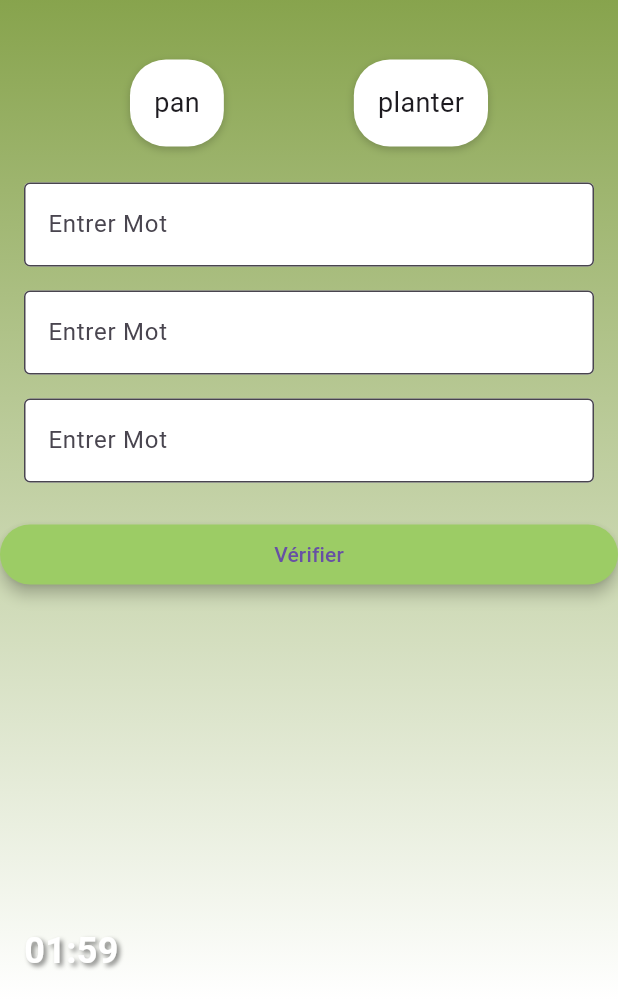
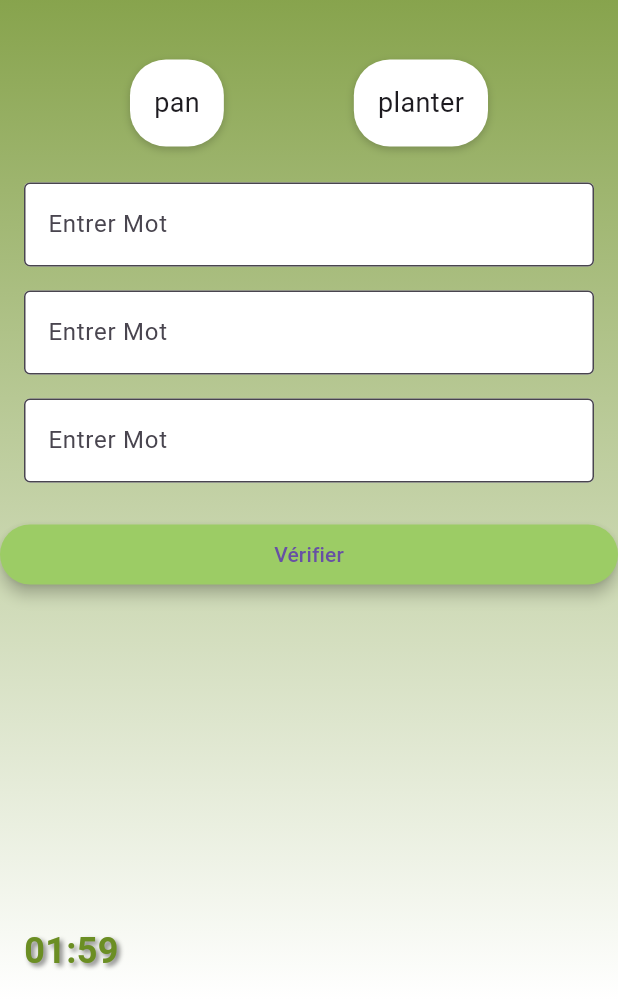
Before and after one commit to karlaujo/projet_wordlink, a Flutter app: the screen it shows after launch, after a tap on "Débuter Jeu", on a phone screen of 412 x 824 dp, the part 236-1236 px from its top. Run offline on Flutter 3.47's test engine with Material 3 defaults, Android fonts, the phone set to English and light mode, and no system bars; our stand-ins replace google_fonts.

Commit message:
timer color fixed

```diff
--- a/lib/views/screens/start_game_screen.dart
+++ b/lib/views/screens/start_game_screen.dart
@@ -161,7 +161,7 @@ class _StartGameScreenState extends State<StartGameScreen> {
                 style: TextStyle(
                   fontSize: 24.0,
                   fontWeight: FontWeight.bold,
-                  color: Colors.white,
+                  color: const Color(0xFF6B8E23),
                   shadows: [
                     Shadow(
                       color: Colors.black.withOpacity(0.5),
```
